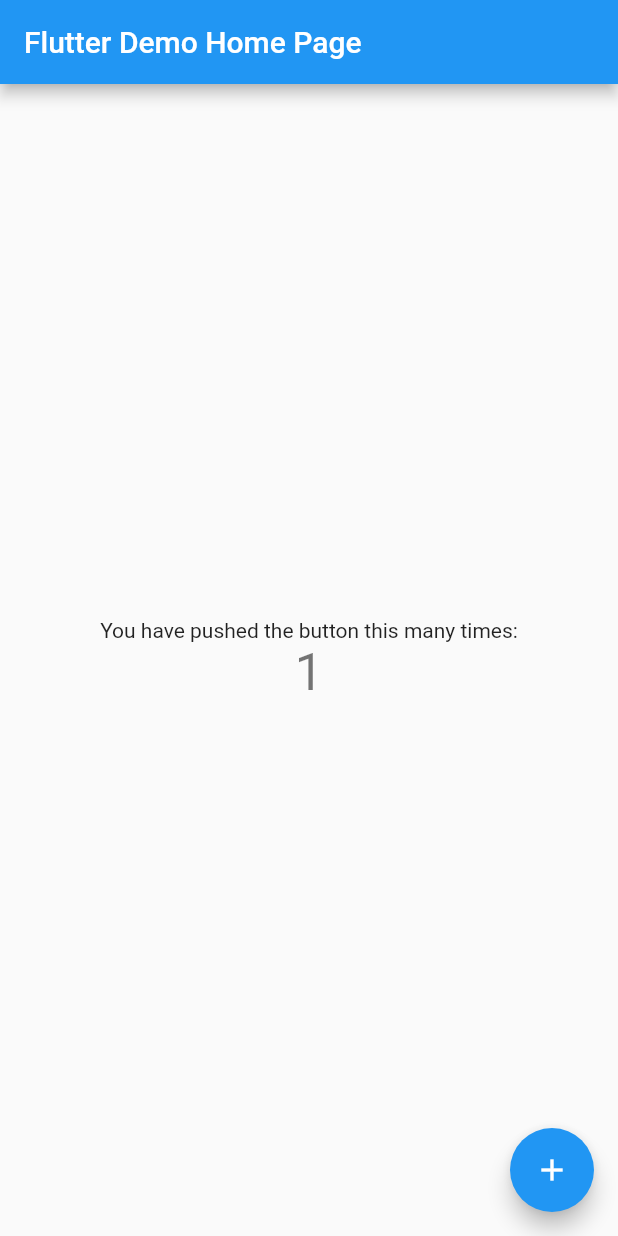
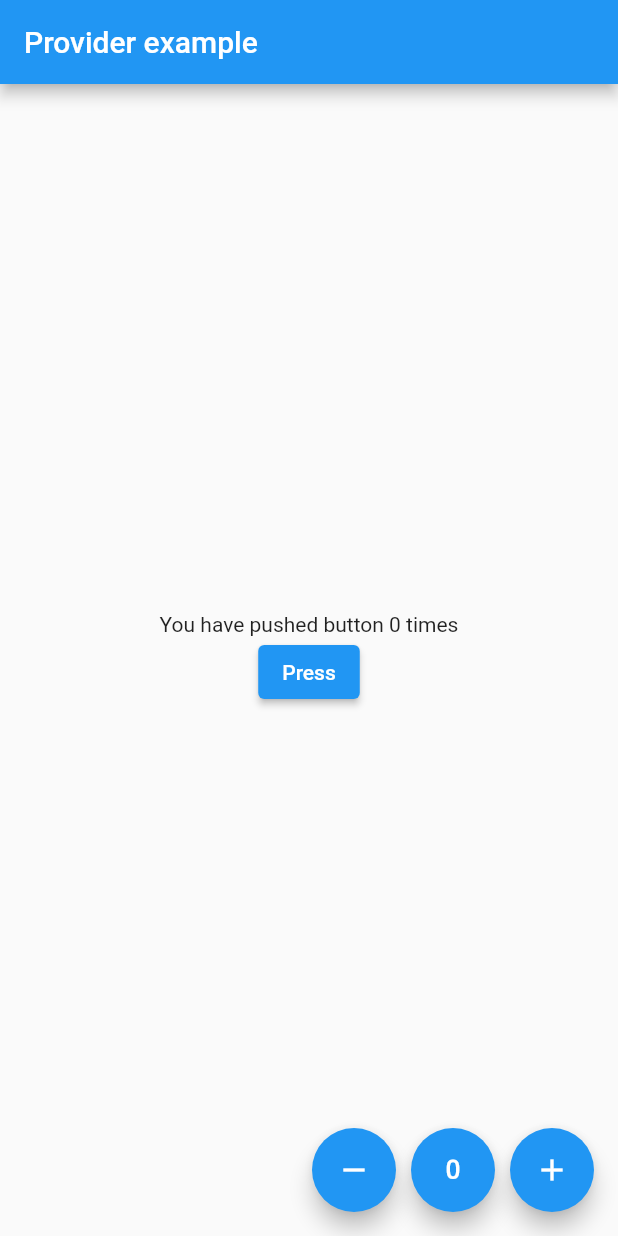
Before and after one commit to Junaed29/provider_exercise_1, a Flutter app: the screen it shows after launch, after a tap on the "add" icon, on a phone screen of 412 x 824 dp. Run offline on Flutter 3.47's test engine with Material 2 defaults, Android fonts, the phone set to English and light mode, and no system bars.

Commit message:
Page added

```diff
--- a/lib/main.dart
+++ b/lib/main.dart
@@ -1,115 +1,22 @@
 import 'package:flutter/material.dart';
+import 'package:provider_exercise_1/screen/home_page.dart';
+import 'package:provider_exercise_1/screen/second_screen.dart';
 
 void main() {
-  runApp(const MyApp());
+  runApp(MyApp());
 }
 
 class MyApp extends StatelessWidget {
-  const MyApp({Key? key}) : super(key: key);
-
   // This widget is the root of your application.
   @override
   Widget build(BuildContext context) {
     return MaterialApp(
       title: 'Flutter Demo',
-      theme: ThemeData(
-        // This is the theme of your application.
-        //
-        // Try running your application with "flutter run". You'll see the
-        // application has a blue toolbar. Then, without quitting the app, try
-        // changing the primarySwatch below to Colors.green and then invoke
-        // "hot reload" (press "r" in the console where you ran "flutter run",
-        // or simply save your changes to "hot reload" in a Flutter IDE).
-        // Notice that the counter didn't reset back to zero; the application
-        // is not restarted.
-        primarySwatch: Colors.blue,
-      ),
-      home: const MyHomePage(title: 'Flutter Demo Home Page'),
+      initialRoute: "/",
+      routes: {
+        "/": (context) => HomePage(),
+        "/second": (context) => SecondScreen(),
+      },
     );
   }
 }
-
-class MyHomePage extends StatefulWidget {
-  const MyHomePage({Key? key, required this.title}) : super(key: key);
-
-  // This widget is the home page of your application. It is stateful, meaning
-  // that it has a State object (defined below) that contains fields that affect
-  // how it looks.
-
-  // This class is the configuration for the state. It holds the values (in this
-  // case the title) provided by the parent (in this case the App widget) and
-  // used by the build method of the State. Fields in a Widget subclass are
-  // always marked "final".
-
-  final String title;
-
-  @override
-  State<MyHomePage> createState() => _MyHomePageState();
-}
-
-class _MyHomePageState extends State<MyHomePage> {
-  int _counter = 0;
-
-  void _incrementCounter() {
-    setState(() {
-      // This call to setState tells the Flutter framework that something has
-      // changed in this State, which causes it to rerun the build method below
-      // so that the display can reflect the updated values. If we changed
-      // _counter without calling setState(), then the build method would not be
-      // called again, and so nothing would appear to happen.
-      _counter++;
-    });
-  }
-
-  @override
-  Widget build(BuildContext context) {
-    // This method is rerun every time setState is called, for instance as done
-    // by the _incrementCounter method above.
-    //
-    // The Flutter framework has been optimized to make rerunning build methods
-    // fast, so that you can just rebuild anything that needs updating rather
-    // than having to individually change instances of widgets.
-    return Scaffold(
-      appBar: AppBar(
-        // Here we take the value from the MyHomePage object that was created by
-        // the App.build method, and use it to set our appbar title.
-        title: Text(widget.title),
-      ),
-      body: Center(
-        // Center is a layout widget. It takes a single child and positions it
-        // in the middle of the parent.
-        child: Column(
-          // Column is also a layout widget. It takes a list of children and
-          // arranges them vertically. By default, it sizes itself to fit its
-          // children horizontally, and tries to be as tall as its parent.
-          //
-          // Invoke "debug painting" (press "p" in the console, choose the
-          // "Toggle Debug Paint" action from the Flutter Inspector in Android
-          // Studio, or the "Toggle Debug Paint" command in Visual Studio Code)
-          // to see the wireframe for each widget.
-          //
-          // Column has various properties to control how it sizes itself and
-          // how it positions its children. Here we use mainAxisAlignment to
-          // center the children vertically; the main axis here is the vertical
-          // axis because Columns are vertical (the cross axis would be
-          // horizontal).
-          mainAxisAlignment: MainAxisAlignment.center,
-          children: <Widget>[
-            const Text(
-              'You have pushed the button this many times:',
-            ),
-            Text(
-              '$_counter',
-              style: Theme.of(context).textTheme.headline4,
-            ),
-          ],
-        ),
-      ),
-      floatingActionButton: FloatingActionButton(
-        onPressed: _incrementCounter,
-        tooltip: 'Increment',
-        child: const Icon(Icons.add),
-      ), // This trailing comma makes auto-formatting nicer for build methods.
-    );
-  }
-}
--- /dev/null
+++ b/lib/screen/home_page.dart
@@ -0,0 +1,49 @@
+import 'package:flutter/material.dart';
+
+class HomePage extends StatelessWidget {
+  const HomePage({Key? key}) : super(key: key);
+
+  @override
+  Widget build(BuildContext context) {
+    return Scaffold(
+      appBar: AppBar(
+        title: const Text("Provider example"),
+      ),
+      body: Center(
+        child: Column(
+          mainAxisAlignment: MainAxisAlignment.center,
+          mainAxisSize: MainAxisSize.min,
+          children: [
+            const Text("You have pushed button 0 times"),
+            ElevatedButton(
+              child: const Text("Press"),
+              onPressed: () {},
+            )
+          ],
+        ),
+      ),
+      floatingActionButton: Row(
+        mainAxisAlignment: MainAxisAlignment.end,
+        children: [
+          FloatingActionButton(
+            onPressed: () {},
+            tooltip: "Decrement",
+            child: const Icon(Icons.remove),
+          ),
+          const SizedBox(width: 10),
+          FloatingActionButton(
+            onPressed: () {},
+            tooltip: "Reset",
+            child: const Icon(Icons.exposure_zero),
+          ),
+          const SizedBox(width: 10),
+          FloatingActionButton(
+            onPressed: () {},
+            tooltip: "Increment",
+            child: const Icon(Icons.add),
+          ),
+        ],
+      ),
+    );
+  }
+}
--- /dev/null
+++ b/lib/screen/second_screen.dart
@@ -0,0 +1,25 @@
+import 'package:flutter/material.dart';
+
+class SecondScreen extends StatelessWidget {
+  @override
+  Widget build(BuildContext context) {
+    return Scaffold(
+      appBar: AppBar(
+        title: Text('Provider Example App '),
+      ),
+      body: Center(
+        child: Column(
+          children: [
+            Text('0'),
+            Text('0'),
+          ],
+        ),
+      ),
+      floatingActionButton: FloatingActionButton(
+        onPressed: () {},
+        tooltip: 'Add Item',
+        child: Icon(Icons.add),
+      ),
+    );
+  }
+}
```
Also changed, not shown: 1 other file.
